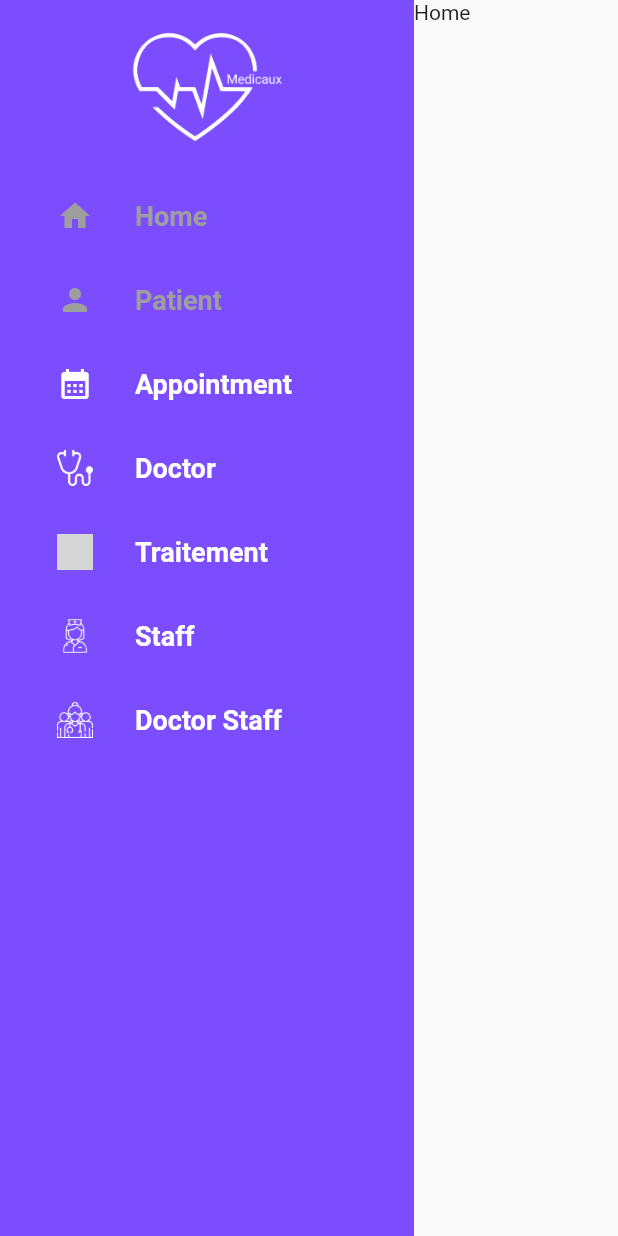
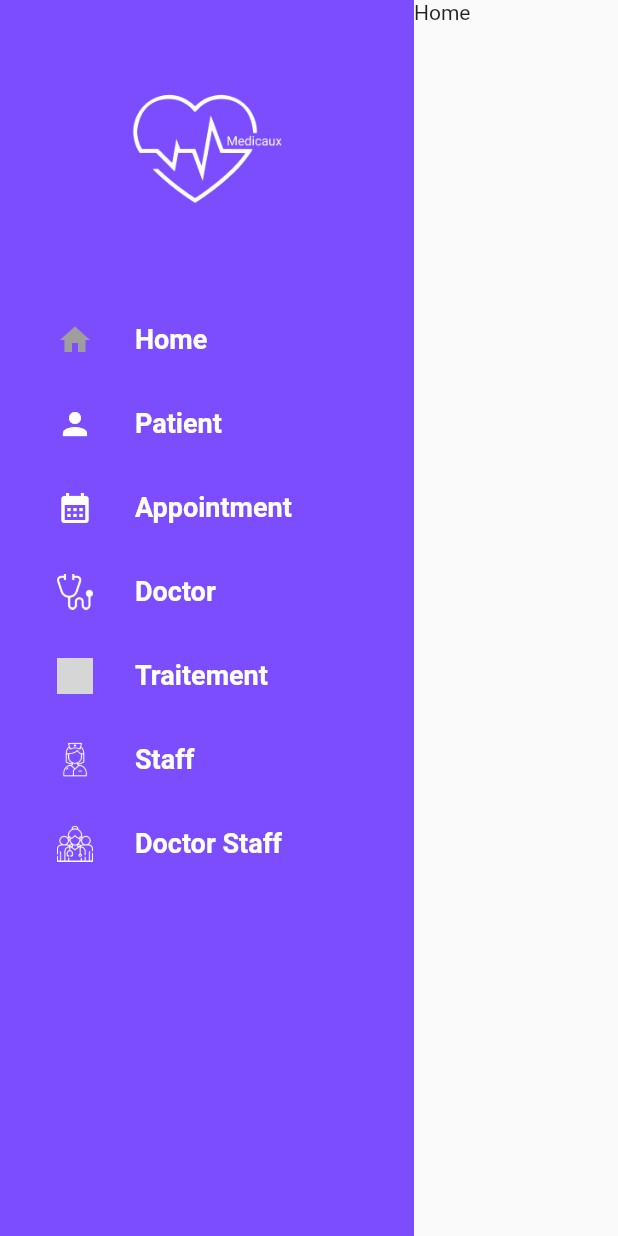
Before and after one commit to HachemiIbrahim/medicaux_desktop, a Flutter app: the DashBoard screen opened directly, on a phone screen of 412 x 824 dp. Run offline on Flutter 3.47's test engine with Material 2 defaults, Android fonts, the phone set to English and light mode, and no system bars; our stand-ins replace google_fonts; grey boxes are pictures that could not be loaded.

Commit message:
changing spacing and font

```diff
--- a/lib/main.dart
+++ b/lib/main.dart
@@ -24,9 +24,7 @@ class MainApp extends StatelessWidget {
             secondary: const Color.fromARGB(255, 0, 56, 68),
             background: const Color.fromARGB(255, 255, 255, 255),
             onPrimary: Colors.deepPurpleAccent),
-        textTheme: GoogleFonts.montserratAlternatesTextTheme(
-          Theme.of(context).textTheme,
-        ),
+        textTheme: GoogleFonts.robotoTextTheme(),
       ),
       home: const LoginScreen(),
     );
--- a/lib/screen/dashboard.dart
+++ b/lib/screen/dashboard.dart
@@ -31,13 +31,25 @@ class _DashBoardState extends State<DashBoard> {
   @override
   Widget build(BuildContext context) {
     return Scaffold(
-      body: Row(
+      body: LayoutBuilder(
+        builder: (context, constraint) {
+          return Row(
             children: [
               NavigationRail(
-            leading: Image.asset(
+                leading: Column(
+                  children: [
+                    SizedBox(
+                      height: constraint.maxHeight * 0.05,
+                    ),
+                    Image.asset(
                       "assets/images/logo.png",
                       width: 100,
                       height: 100,
+                    ),
+                    SizedBox(
+                      height: constraint.maxHeight * 0.05,
+                    )
+                  ],
                 ),
                 useIndicator: false,
                 extended: true,
@@ -61,26 +73,29 @@ class _DashBoardState extends State<DashBoard> {
                     ),
                     label: Text(
                       'Home',
-                  style: TextStyle(
-                      color: _currentIndex == 0 ? Colors.grey : Colors.white,
+                      style: Theme.of(context).textTheme.titleLarge!.copyWith(
+                            color:
+                                _currentIndex == 6 ? Colors.grey : Colors.white,
                             fontSize: 18,
-                      fontWeight: FontWeight.bold),
+                            fontWeight: FontWeight.bold,
+                          ),
                     ),
                   ),
                   NavigationRailDestination(
                     padding: const EdgeInsets.all(10),
                     icon: Icon(
                       Icons.person,
-                  color: _currentIndex == 0 ? Colors.grey : Colors.white,
+                      color: _currentIndex == 1 ? Colors.grey : Colors.white,
                     ),
                     selectedIcon: Icon(
                       Icons.person,
-                  color: _currentIndex == 0 ? Colors.grey : Colors.white,
+                      color: _currentIndex == 1 ? Colors.grey : Colors.white,
                     ),
                     label: Text(
                       'Patient',
-                  style: TextStyle(
-                      color: _currentIndex == 0 ? Colors.grey : Colors.white,
+                      style: Theme.of(context).textTheme.titleLarge!.copyWith(
+                          color:
+                              _currentIndex == 6 ? Colors.grey : Colors.white,
                           fontSize: 18,
                           fontWeight: FontWeight.bold),
                     ),
@@ -97,8 +112,9 @@ class _DashBoardState extends State<DashBoard> {
                     ),
                     label: Text(
                       'Appointment',
-                  style: TextStyle(
-                      color: _currentIndex == 2 ? Colors.grey : Colors.white,
+                      style: Theme.of(context).textTheme.titleLarge!.copyWith(
+                          color:
+                              _currentIndex == 6 ? Colors.grey : Colors.white,
                           fontSize: 18,
                           fontWeight: FontWeight.bold),
                     ),
@@ -115,8 +131,9 @@ class _DashBoardState extends State<DashBoard> {
                     ),
                     label: Text(
                       'Doctor',
-                  style: TextStyle(
-                      color: _currentIndex == 3 ? Colors.grey : Colors.white,
+                      style: Theme.of(context).textTheme.titleLarge!.copyWith(
+                          color:
+                              _currentIndex == 6 ? Colors.grey : Colors.white,
                           fontSize: 18,
                           fontWeight: FontWeight.bold),
                     ),
@@ -133,8 +150,9 @@ class _DashBoardState extends State<DashBoard> {
                     ),
                     label: Text(
                       'Traitement',
-                  style: TextStyle(
-                      color: _currentIndex == 4 ? Colors.grey : Colors.white,
+                      style: Theme.of(context).textTheme.titleLarge!.copyWith(
+                          color:
+                              _currentIndex == 6 ? Colors.grey : Colors.white,
                           fontSize: 18,
                           fontWeight: FontWeight.bold),
                     ),
@@ -151,8 +169,9 @@ class _DashBoardState extends State<DashBoard> {
                     ),
                     label: Text(
                       'Staff',
-                  style: TextStyle(
-                      color: _currentIndex == 5 ? Colors.grey : Colors.white,
+                      style: Theme.of(context).textTheme.titleLarge!.copyWith(
+                          color:
+                              _currentIndex == 6 ? Colors.grey : Colors.white,
                           fontSize: 18,
                           fontWeight: FontWeight.bold),
                     ),
@@ -169,8 +188,9 @@ class _DashBoardState extends State<DashBoard> {
                     ),
                     label: Text(
                       'Doctor Staff',
-                  style: TextStyle(
-                      color: _currentIndex == 6 ? Colors.grey : Colors.white,
+                      style: Theme.of(context).textTheme.titleLarge!.copyWith(
+                          color:
+                              _currentIndex == 6 ? Colors.grey : Colors.white,
                           fontSize: 18,
                           fontWeight: FontWeight.bold),
                     ),
@@ -181,6 +201,8 @@ class _DashBoardState extends State<DashBoard> {
                 child: _pages[_currentIndex],
               ),
             ],
+          );
+        },
       ),
     );
   }
```
Lines whose indentation alone changed are shown as unchanged.
